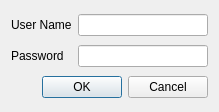
Before: the Qt Designer form UserTools/create_user.ui in dsgoficial/DsgTools, drawn with Qt 5.
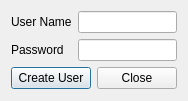
After: the same form once the commit is applied.

Commit message: create user working

```diff
--- a/UserTools/create_user.ui
+++ b/UserTools/create_user.ui
@@ -6,8 +6,8 @@
    <rect>
     <x>0</x>
     <y>0</y>
-    <width>219</width>
-    <height>112</height>
+    <width>179</width>
+    <height>101</height>
    </rect>
   </property>
   <property name="windowTitle">
@@ -21,7 +21,7 @@
      </property>
     </widget>
    </item>
-   <item row="0" column="1">
+   <item row="0" column="1" colspan="2">
     <widget class="QLineEdit" name="userLineEdit"/>
    </item>
    <item row="1" column="0">
@@ -31,7 +31,7 @@
      </property>
     </widget>
    </item>
-   <item row="1" column="1">
+   <item row="1" column="1" colspan="2">
     <widget class="QLineEdit" name="passwordLineEdit">
      <property name="echoMode">
       <enum>QLineEdit::Password</enum>
@@ -39,12 +39,16 @@
     </widget>
    </item>
    <item row="2" column="0" colspan="2">
-    <widget class="QDialogButtonBox" name="buttonBox">
-     <property name="orientation">
-      <enum>Qt::Horizontal</enum>
+    <widget class="QPushButton" name="createUserButton">
+     <property name="text">
+      <string>Create User</string>
      </property>
-     <property name="standardButtons">
-      <set>QDialogButtonBox::Cancel|QDialogButtonBox::Ok</set>
+    </widget>
+   </item>
+   <item row="2" column="2">
+    <widget class="QPushButton" name="closeButton">
+     <property name="text">
+      <string>Close</string>
      </property>
     </widget>
    </item>
```
Left out of the diff: 35 changed lines with no effect on the pictures. The commit also changes 5 other files.
